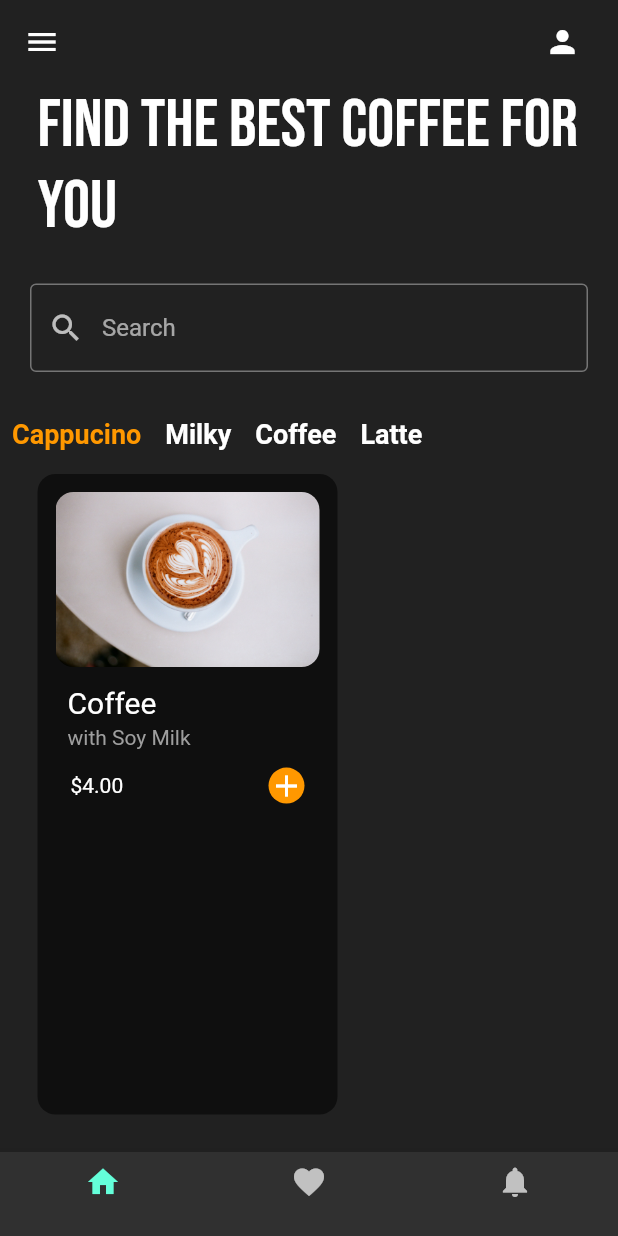
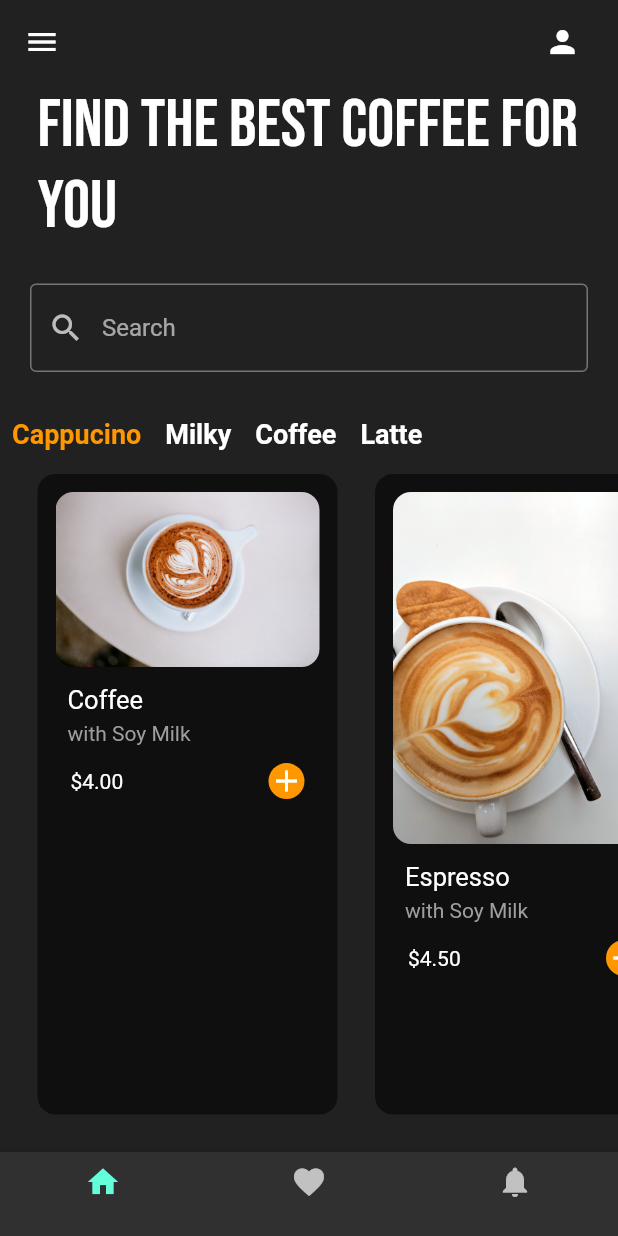
Before and after one commit to Galadima3/Coffee-UI, a Flutter app: the screen it shows after launch, on a phone screen of 412 x 824 dp. Run offline on Flutter 3.47's test engine with Material 2 defaults, Android fonts, the phone set to English and light mode, and no system bars; our stand-ins replace google_fonts.

Commit message:
Second Commit

```diff
--- a/lib/pages/homepage.dart
+++ b/lib/pages/homepage.dart
@@ -110,7 +110,21 @@ class _HomePageState extends State<HomePage> {
             child: ListView(
               scrollDirection: Axis.horizontal,
               children: [
-                CoffeeTile(),
+                CoffeeTile(
+                  coffeeName: 'Coffee',
+                  coffeePrice: '4.00',
+                  imagePath: 'images/coffee.jpg',
+                ),
+                CoffeeTile(
+                  coffeeName: 'Espresso',
+                  coffeePrice: '4.50',
+                  imagePath: 'images/espresso.jpg',
+                ),
+                CoffeeTile(
+                  coffeeName: 'Latte',
+                  coffeePrice: '5.00',
+                  imagePath: 'images/milky.jpg',
+                ),
               ],
             ),
           )
--- a/lib/pages/util/coffee_tile.dart
+++ b/lib/pages/util/coffee_tile.dart
@@ -3,8 +3,14 @@
 import 'package:flutter/material.dart';
 
 class CoffeeTile extends StatelessWidget {
+  final String imagePath;
+  final String coffeeName;
+  final String coffeePrice;
   const CoffeeTile({
     Key? key,
+    required this.imagePath,
+    required this.coffeeName,
+    required this.coffeePrice,
   }) : super(key: key);
 
   @override
@@ -20,8 +26,11 @@ class CoffeeTile extends StatelessWidget {
           crossAxisAlignment: CrossAxisAlignment.start,
           children: [
             ClipRRect(
+
               borderRadius: BorderRadius.circular(12),
-              child: Image.asset('images/coffee.jpg'),
+              child: Image.asset(
+                imagePath,
+              ),
             ),
             //coffee name
             Padding(
@@ -31,8 +40,8 @@ class CoffeeTile extends StatelessWidget {
                 crossAxisAlignment: CrossAxisAlignment.start,
                 children: [
                   Text(
-                    'Coffee',
-                    style: TextStyle(fontSize: 20),
+                    coffeeName,
+                    style: TextStyle(fontSize: 17),
                   ),
                   SizedBox(
                     height: 4,
@@ -51,14 +60,14 @@ class CoffeeTile extends StatelessWidget {
               child: Row(
                 mainAxisAlignment: MainAxisAlignment.spaceBetween,
                 children: [
-                Text('\$4.00'),
-                Container(
-                  decoration: BoxDecoration(
-                    color: Colors.orange,
-                    borderRadius: BorderRadius.circular(12)
-                  ),
-                  child: Icon(Icons.add))
-              ],),
+                  Text('\$$coffeePrice'),
+                  Container(
+                      decoration: BoxDecoration(
+                          color: Colors.orange,
+                          borderRadius: BorderRadius.circular(12)),
+                      child: Icon(Icons.add))
+                ],
+              ),
             )
           ],
         ),
```
